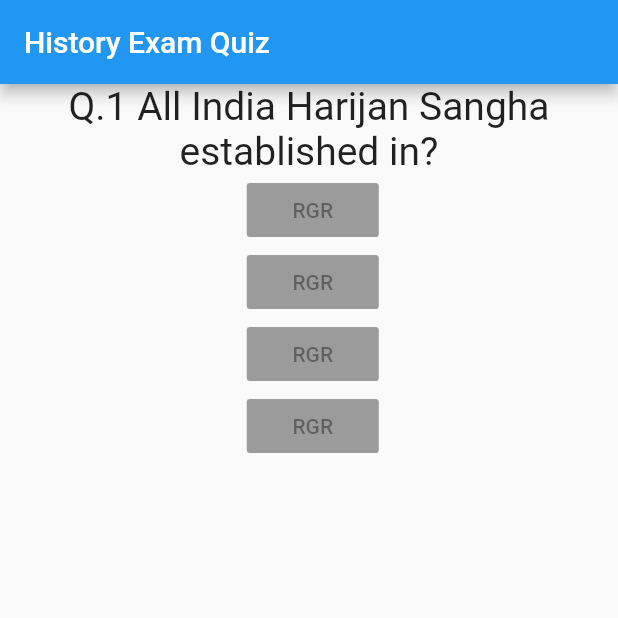
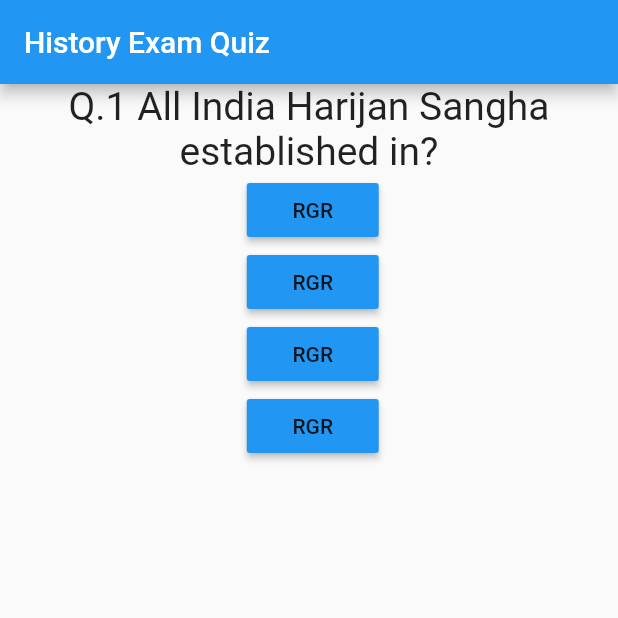
Before and after one commit to devendermahto/flutter_complete_guide, a Flutter app: the screen it shows after launch, on a phone screen of 412 x 824 dp, the top half of it. Run offline on Flutter 3.47's test engine with Material 2 defaults, Android fonts, the phone set to English and light mode, and no system bars.

Commit message:
CallBacks pointers

```diff
--- a/lib/answer.dart
+++ b/lib/answer.dart
@@ -1,6 +1,9 @@
 import 'package:flutter/material.dart';
 
 class Answer extends StatelessWidget {
+  final Function selectHandler;
+  Answer(this.selectHandler);
+
   @override
   Widget build(BuildContext context) {
     return Container(
@@ -11,7 +14,7 @@ class Answer extends StatelessWidget {
       child: RaisedButton(
         color: Colors.blue,
         child: Text('RGR'),
-        onPressed: null,
+        onPressed: selectHandler,
       ),
     );
   }
--- a/lib/main.dart
+++ b/lib/main.dart
@@ -42,10 +42,10 @@ class MyAppState extends State<MyApp> {
         body: Column(
           children: [
             Question(questions[questionIndex]),
-            Answer(),
-            Answer(),
-            Answer(),
-            Answer(),
+            Answer(answerQuestion),
+            Answer(answerQuestion),
+            Answer(answerQuestion),
+            Answer(answerQuestion),
           ],
         ),
       ),
```
